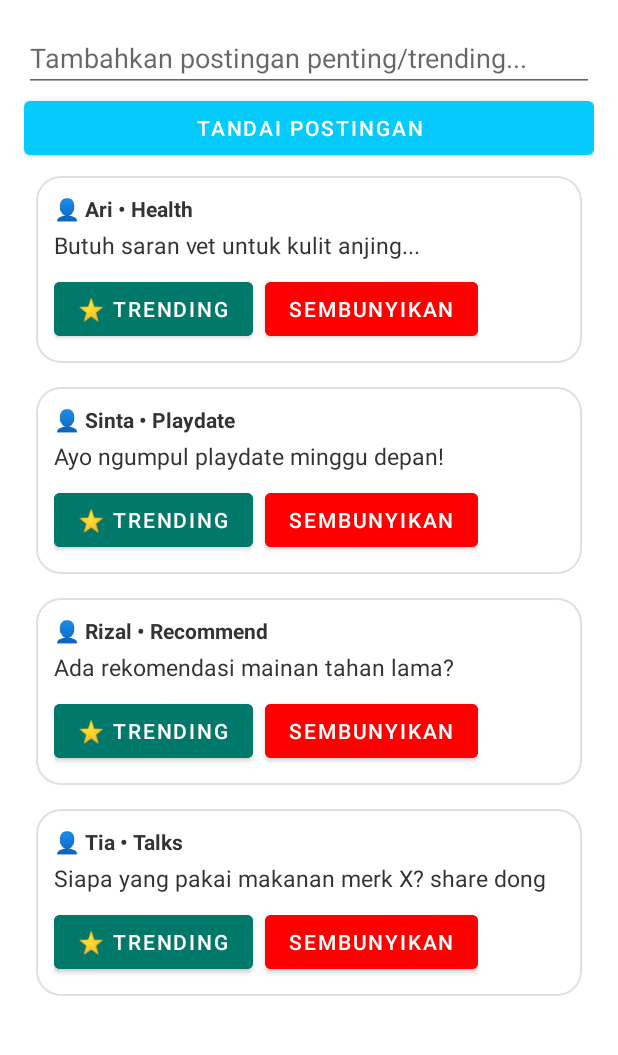
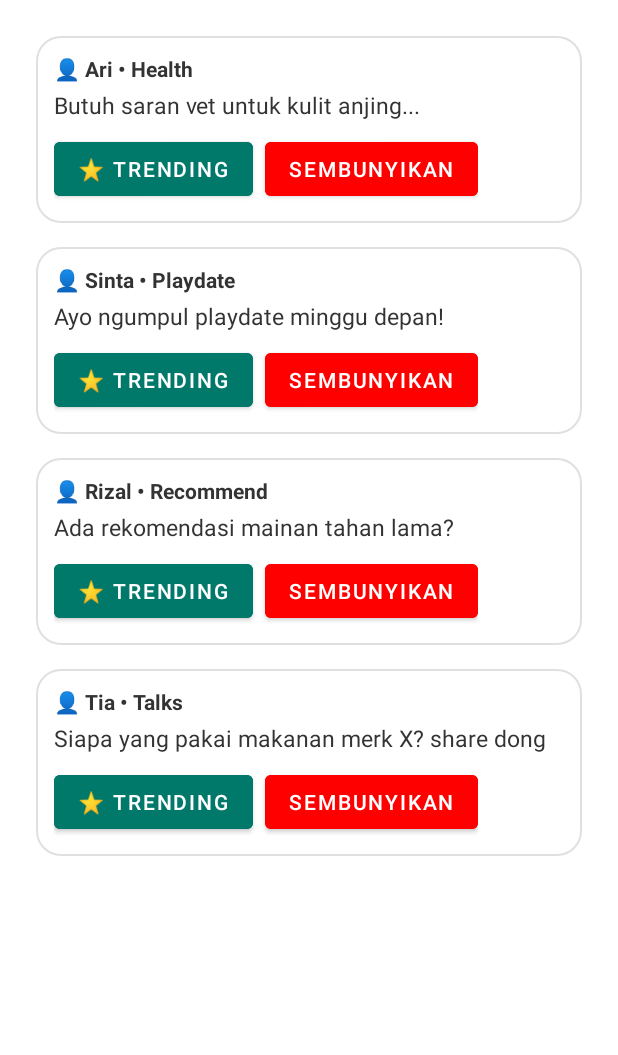
Before and after one commit to Aryabell/PawPals, an Android app: the fragment PostFragment placed in its activity, on a phone screen of 412 x 824 dp, the part 84-1139 px from its top. Run offline under Robolectric (Android 15) with nearby library versions, the phone set to English and light mode, and no system bars; 1 statement that could not run was skipped.

Commit message:
update admin dashboard, trending posts

```diff
--- a/app/src/main/res/layout/fragment_post.xml
+++ b/app/src/main/res/layout/fragment_post.xml
@@ -4,18 +4,6 @@
     android:padding="16dp"
     android:layout_width="match_parent"
     android:layout_height="match_parent">
-
-    <EditText
-        android:id="@+id/txtPost"
-        android:hint="Tambahkan postingan penting/trending..."
-        android:layout_width="match_parent"
-        android:layout_height="wrap_content" />
-
-    <Button
-        android:id="@+id/btnAddPost"
-        android:text="Tandai Postingan"
-        android:layout_width="match_parent"
-        android:layout_height="wrap_content" />
 
     <LinearLayout
         android:id="@+id/layoutPosts"
```
